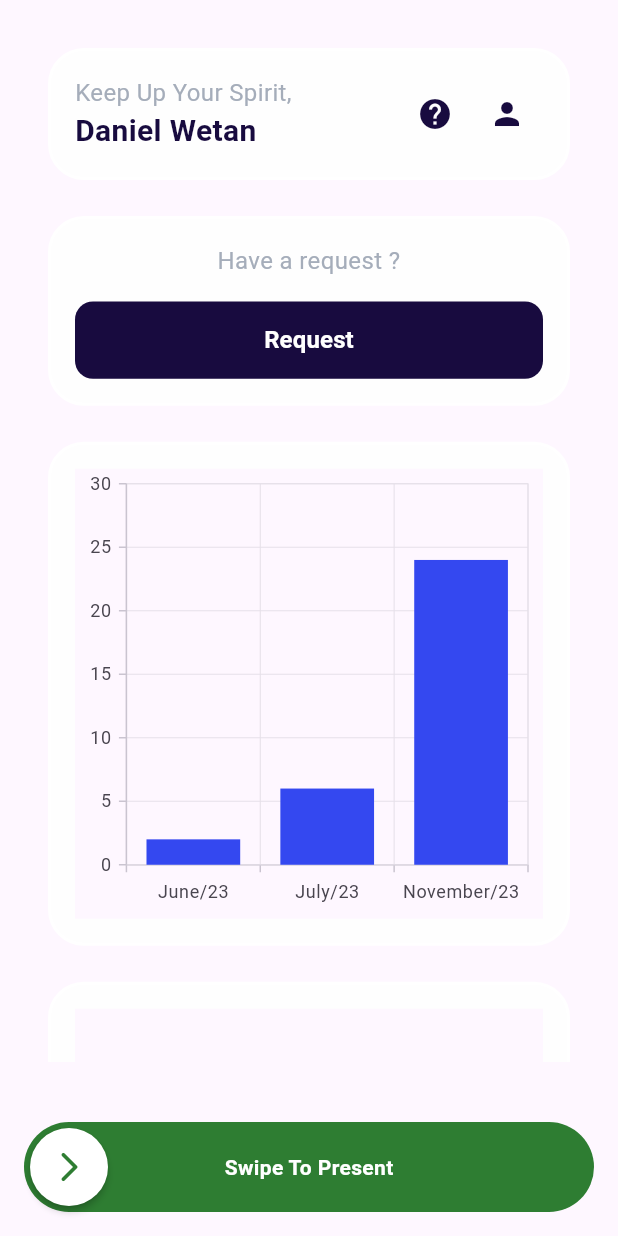
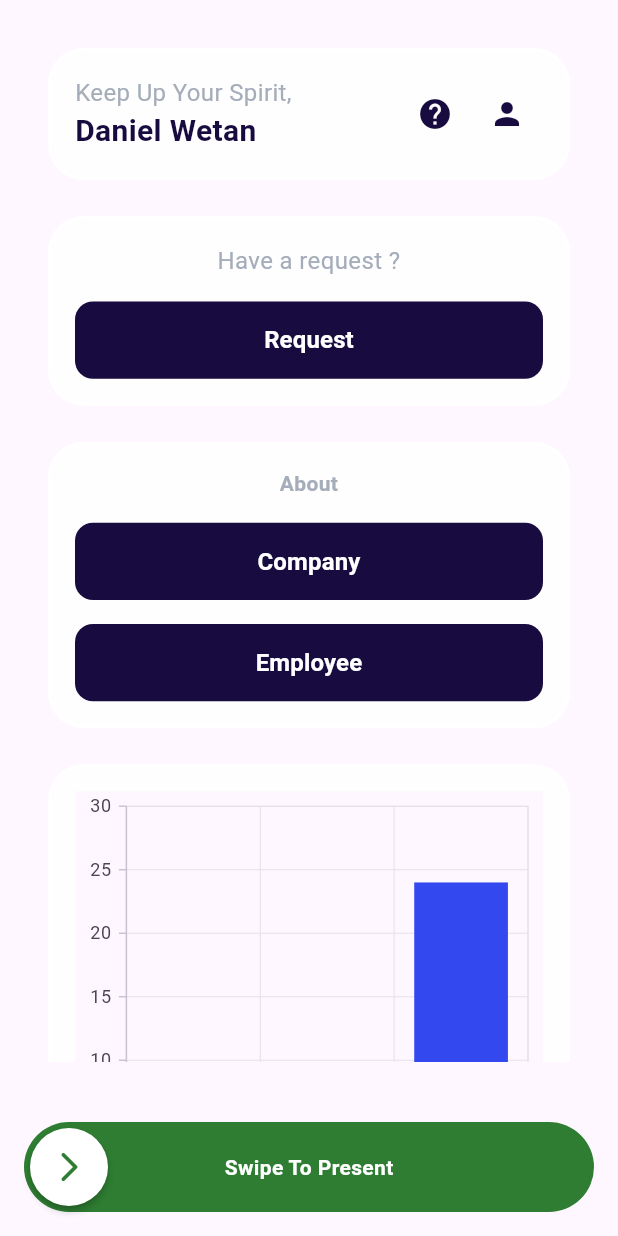
Before and after one commit to andistevenli/flutter-my-hris, a Flutter app: the DashboardScreen screen opened by its route, on a phone screen of 412 x 824 dp. Run offline on Flutter 3.47's test engine with Material 3 defaults, Android fonts, the phone set to English and light mode, and no system bars; drawn by our look-alikes of swipeable_button_view; our stand-ins replace flutter_riverpod, get_it, page_transition, shared_preferences, syncfusion_flutter_charts; accounts and stored records are empty; network calls fail.

Commit message:
add company and employee button on dashboard screen

```diff
--- a/lib/feature/dashboard/screen/dashboard_screen.dart
+++ b/lib/feature/dashboard/screen/dashboard_screen.dart
@@ -181,19 +181,6 @@ class _DashboardScreenState extends ConsumerState<DashboardScreen> {
                                                       ),
                                                       onPressed: () {},
                                                     ),
-                                                    // PrimaryButton(
-                                                    //   withIcon: true,
-                                                    //   icon: Icons.person,
-                                                    //   text: 'Detail Profile'.md(
-                                                    //     1,
-                                                    //     TextOverflow.ellipsis,
-                                                    //     color: whiteColor,
-                                                    //     bold: true,
-                                                    //     textAlign:
-                                                    //         TextAlign.center,
-                                                    //   ),
-                                                    //   onPressed: () {},
-                                                    // ),
                                                   ],
                                                 );
                                               },
@@ -230,6 +217,95 @@ class _DashboardScreenState extends ConsumerState<DashboardScreen> {
                                           color: whiteColor,
                                           bold: true,
                                           textAlign: TextAlign.center),
+                                      onPressed: () {},
+                                    ),
+                                  ],
+                                ),
+                              ),
+                              24.0.dp,
+                              Box(
+                                child: Column(
+                                  children: [
+                                    'About'.sm(
+                                      1,
+                                      TextOverflow.ellipsis,
+                                      color: greyColor,
+                                      bold: true,
+                                      textAlign: TextAlign.center,
+                                    ),
+                                    16.0.dp,
+                                    PrimaryButton(
+                                      withIcon: false,
+                                      icon: Icons.abc,
+                                      text: 'Company'.md(
+                                        1,
+                                        TextOverflow.ellipsis,
+                                        color: whiteColor,
+                                        bold: true,
+                                        textAlign: TextAlign.center,
+                                      ),
+                                      onPressed: () {
+                                        showModalBottomSheet(
+                                          context: context,
+                                          builder: (context) {
+                                            return CustomBottomSheetBuilder(
+                                              title: 'Company',
+                                              content: [
+                                                PrimaryButton(
+                                                  withIcon: false,
+                                                  icon: Icons.abc,
+                                                  text: 'General'.md(
+                                                    1,
+                                                    TextOverflow.ellipsis,
+                                                    color: whiteColor,
+                                                    bold: true,
+                                                    textAlign: TextAlign.center,
+                                                  ),
+                                                  onPressed: () {},
+                                                ),
+                                                16.0.dp,
+                                                PrimaryButton(
+                                                  withIcon: false,
+                                                  icon: Icons.abc,
+                                                  text: 'Department'.md(
+                                                    1,
+                                                    TextOverflow.ellipsis,
+                                                    color: whiteColor,
+                                                    bold: true,
+                                                    textAlign: TextAlign.center,
+                                                  ),
+                                                  onPressed: () {},
+                                                ),
+                                                16.0.dp,
+                                                PrimaryButton(
+                                                  withIcon: false,
+                                                  icon: Icons.abc,
+                                                  text: 'Position'.md(
+                                                    1,
+                                                    TextOverflow.ellipsis,
+                                                    color: whiteColor,
+                                                    bold: true,
+                                                    textAlign: TextAlign.center,
+                                                  ),
+                                                  onPressed: () {},
+                                                ),
+                                              ],
+                                            );
+                                          },
+                                        );
+                                      },
+                                    ),
+                                    16.0.dp,
+                                    PrimaryButton(
+                                      withIcon: false,
+                                      icon: Icons.abc,
+                                      text: 'Employee'.md(
+                                        1,
+                                        TextOverflow.ellipsis,
+                                        color: whiteColor,
+                                        bold: true,
+                                        textAlign: TextAlign.center,
+                                      ),
                                       onPressed: () {},
                                     ),
                                   ],
```
